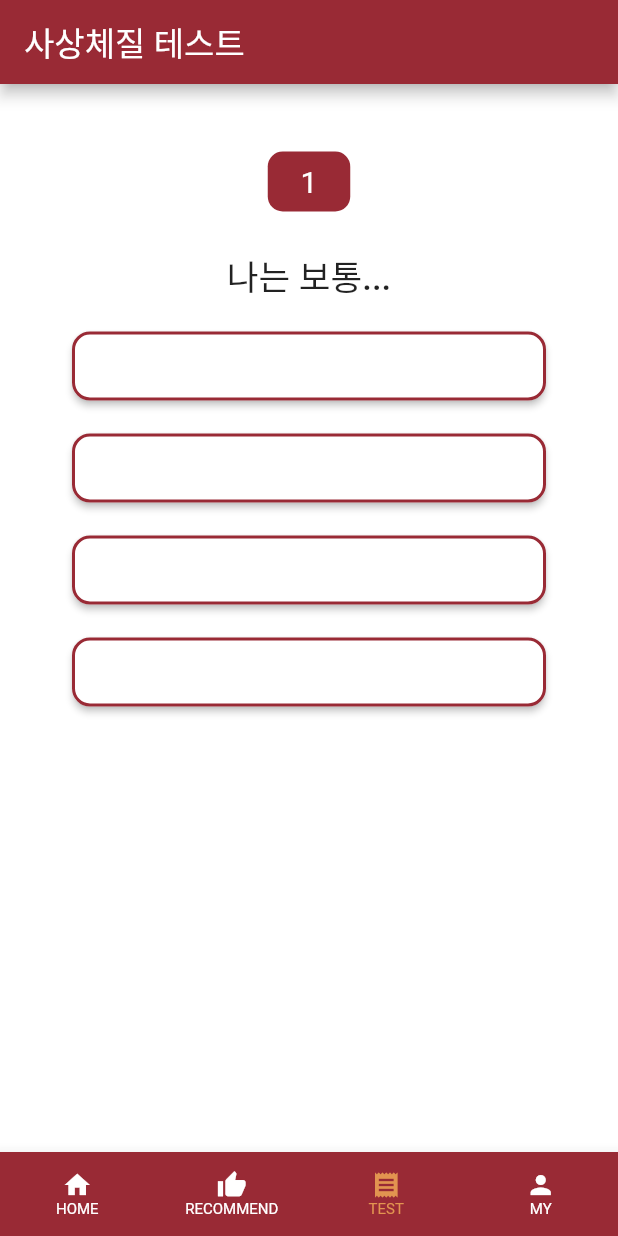
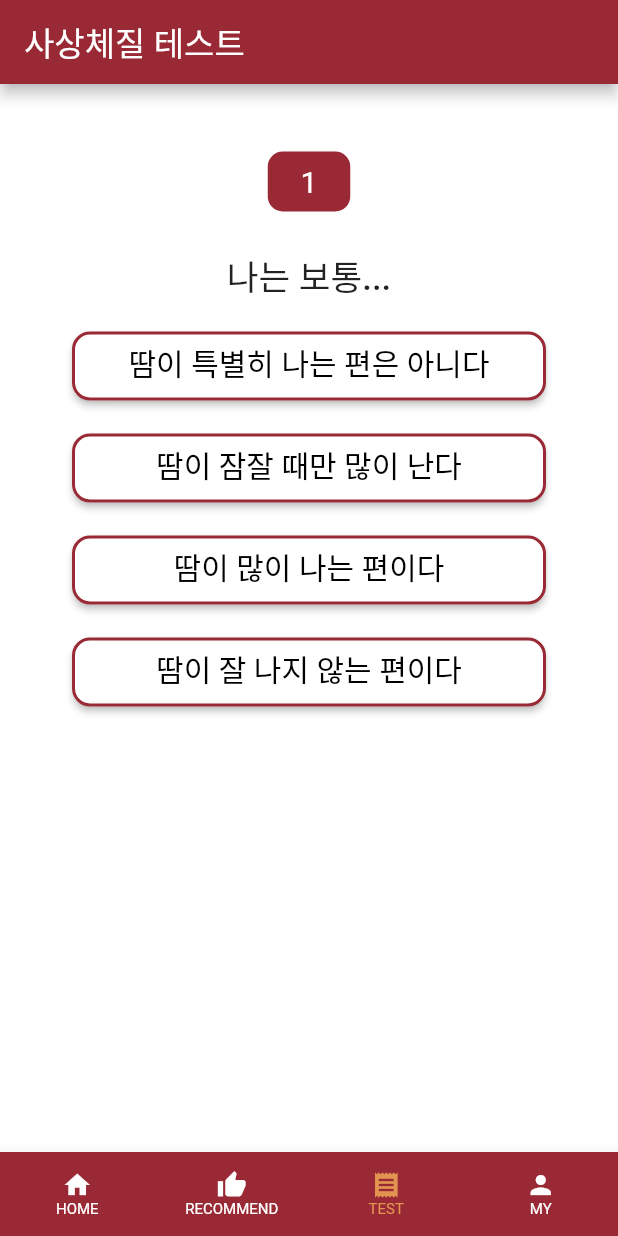
Before and after one commit to jisoosoo/Algoriju, a Flutter app: the screen it shows after launch, item 3 of the bottom bar chosen, on a phone screen of 412 x 824 dp. Run offline on Flutter 3.47's test engine with Material 2 defaults, Android fonts, the phone set to English and light mode, and no system bars; our stand-ins replace cloud_firestore, firebase_core; accounts and stored records are empty.

Commit message:
main page complete

```diff
--- a/lib/alcohol.dart
+++ b/lib/alcohol.dart
@@ -1,5 +1,5 @@
 import 'package:flutter/material.dart';
-import 'package:firebase_auth/firebase_auth.dart';
+//import 'package:firebase_auth/firebase_auth.dart';
 import 'alcoholsuggestion.dart';
 
 class AlcoholPage extends StatelessWidget {
--- a/lib/alcoholsuggestion.dart
+++ b/lib/alcoholsuggestion.dart
@@ -1,5 +1,5 @@
 import 'package:flutter/material.dart';
-import 'package:firebase_auth/firebase_auth.dart';
+//import 'package:firebase_auth/firebase_auth.dart';
 import 'alcohol.dart';
 
 
--- a/lib/sasangtest.dart
+++ b/lib/sasangtest.dart
@@ -1,6 +1,7 @@
 import 'package:flutter/material.dart';
 import 'package:algoriju/style.dart';
 import 'package:algoriju/testresult.dart';
+import 'package:firebase_core/firebase_core.dart';
 import 'package:cloud_firestore/cloud_firestore.dart';
 
 class SaSangTest extends StatefulWidget {
@@ -11,34 +12,54 @@ class SaSangTest extends StatefulWidget {
 }
 
 class _SaSangTestState extends State<SaSangTest> {
+  FirebaseFirestore f1 = FirebaseFirestore.instance;
+  FirebaseFirestore f2 = FirebaseFirestore.instance;
+  FirebaseFirestore f3 = FirebaseFirestore.instance;
+  FirebaseFirestore f4 = FirebaseFirestore.instance;
   int _questionNum = 1;
   List<int> _result = [0,0,0,0];
-  String _taeYang = '';
-  String _taeEum = '';
-  String _soYang = '';
-  String _soEum = '';
+  List<String> _questions = ['땀이 특별히 나는 편은 아니다', '땀이 잠잘 때만 많이 난다', '땀이 많이 나는 편이다', '땀이 잘 나지 않는 편이다'];
+  var _taeYang;
+  var _taeEum;
+  var _soYang;
+  var _soEum;
+
+  Future<void> _updateQ() async {
+    await f1.collection('sasangTest').doc('question').collection('Taeyang').doc('answer').get().then(
+            (value){
+          _taeYang = value;
+        }
+    );
+    await f2.collection('sasangTest').doc('question').collection('SoYang').doc('answer').get().then(
+            (value){
+          _soYang = value;
+        }
+    );
+    await f3.collection('sasangTest').doc('question').collection('TaeEum').doc('TaeEum').get().then(
+            (value){
+          _taeEum = value;
+        }
+    );
+    await f4.collection('sasangTest').doc('question').collection('SoEum').doc('answer').get().then(
+            (value){
+          _soEum = value;
+        }
+    );
+    _questions = [_taeYang['$_questionNum'], _soYang['$_questionNum'], _taeEum['$_questionNum'], _soEum['$_questionNum']];
+  }
 
   void _next(){
-    if(_questionNum<15){
+    _updateQ();
+    if(_questionNum<14){
       _questionNum++;
-    } else if(_questionNum==15){
-
+    } else if(_questionNum==14){
       Navigator.push(context, MaterialPageRoute(builder: (context) => const TestResult()));
     }
+    _questions = [_taeYang['$_questionNum'], _soYang['$_questionNum'], _taeEum['$_questionNum'], _soEum['$_questionNum']];
   }
 
   @override
   Widget build(BuildContext context) {
-    FirebaseFirestore f = FirebaseFirestore.instance;
-    late final _docs;
-
-    Future<void> _getQ() async {
-      await f.collection('sasangTest').doc('question').get().then(
-          (value) => _docs = value
-      );
-      _taeYang = _docs[0].data().collection('1')['1'].toString();
-    }
-
     return Scaffold(
       backgroundColor: Colors.white,
       appBar: AppBar(
@@ -93,7 +114,6 @@ class _SaSangTestState extends State<SaSangTest> {
               setState((){
                 _next();
                 _result[0]++;
-                _getQ();
               });
             },
             style: ElevatedButton.styleFrom(
@@ -108,7 +128,7 @@ class _SaSangTestState extends State<SaSangTest> {
             child: SizedBox(
               height: 30,
               width: 300,
-              child: Text(_taeYang,
+              child: Text(_questions[0],
                 style: const TextStyle(fontSize: 20, height: 1.3,),
                 textAlign: TextAlign.center,
               ),
@@ -120,7 +140,6 @@ class _SaSangTestState extends State<SaSangTest> {
               setState((){
                 _next();
                 _result[1]++;
-                _getQ();
               });
             },
             style: ElevatedButton.styleFrom(
@@ -135,7 +154,7 @@ class _SaSangTestState extends State<SaSangTest> {
             child: SizedBox(
               height: 30,
               width: 300,
-              child: Text(_soYang,
+              child: Text(_questions[1],
                 style: const TextStyle(fontSize: 20, height: 1.3,),
                 textAlign: TextAlign.center,
               ),
@@ -147,7 +166,6 @@ class _SaSangTestState extends State<SaSangTest> {
               setState((){
                 _next();
                 _result[2]++;
-                _getQ();
               });
             },
             style: ElevatedButton.styleFrom(
@@ -162,7 +180,7 @@ class _SaSangTestState extends State<SaSangTest> {
             child: SizedBox(
               height: 30,
               width: 300,
-              child: Text(_taeEum,
+              child: Text(_questions[2],
                 style: const TextStyle(fontSize: 20, height: 1.3,),
                 textAlign: TextAlign.center,
               ),
@@ -174,7 +192,6 @@ class _SaSangTestState extends State<SaSangTest> {
               setState((){
                 _next();
                 _result[3]++;
-                _getQ();
               });
             },
             style: ElevatedButton.styleFrom(
@@ -189,7 +206,7 @@ class _SaSangTestState extends State<SaSangTest> {
             child: SizedBox(
               height: 30,
               width: 300,
-              child: Text(_soEum,
+              child: Text(_questions[3],
                 style: const TextStyle(fontSize: 20, height: 1.3,),
                 textAlign: TextAlign.center,
               ),
```
